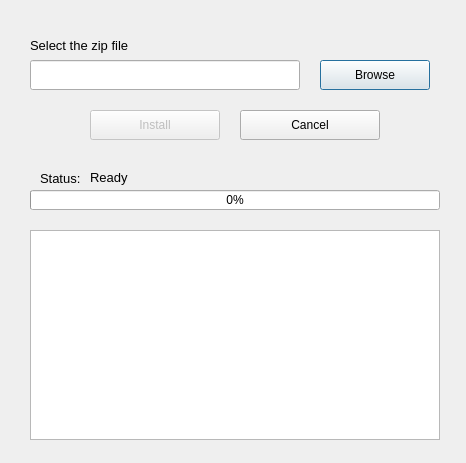
The window that apt_offline_gui/AptOfflineQtInstall.ui (rickysarraf/apt-offline) describes before a commit, drawn with Qt 5.
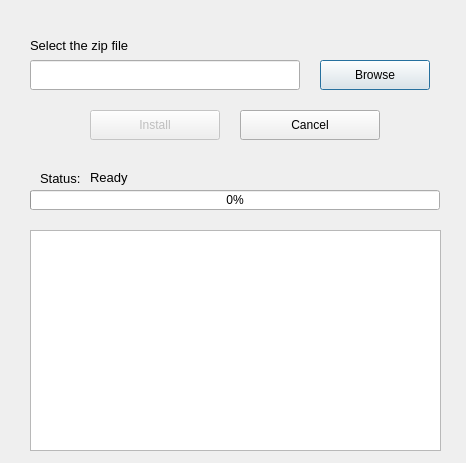
The same window after the commit. Icons and pictures are not drawn.

Diff of the .ui file:
```diff
--- a/apt_offline_gui/AptOfflineQtInstall.ui
+++ b/apt_offline_gui/AptOfflineQtInstall.ui
@@ -89,16 +89,6 @@
     <number>0</number>
    </property>
   </widget>
-  <widget class="QPlainTextEdit" name="rawLogHolder">
-   <property name="geometry">
-    <rect>
-     <x>30</x>
-     <y>230</y>
-     <width>410</width>
-     <height>210</height>
-    </rect>
-   </property>
-  </widget>
   <widget class="QLabel" name="label">
    <property name="geometry">
     <rect>
@@ -153,6 +143,16 @@
     <string>Ready</string>
    </property>
   </widget>
+  <widget class="QTextEdit" name="rawLogHolder">
+   <property name="geometry">
+    <rect>
+     <x>30</x>
+     <y>230</y>
+     <width>411</width>
+     <height>221</height>
+    </rect>
+   </property>
+  </widget>
  </widget>
  <resources>
   <include location="resources.qrc"/>
```
